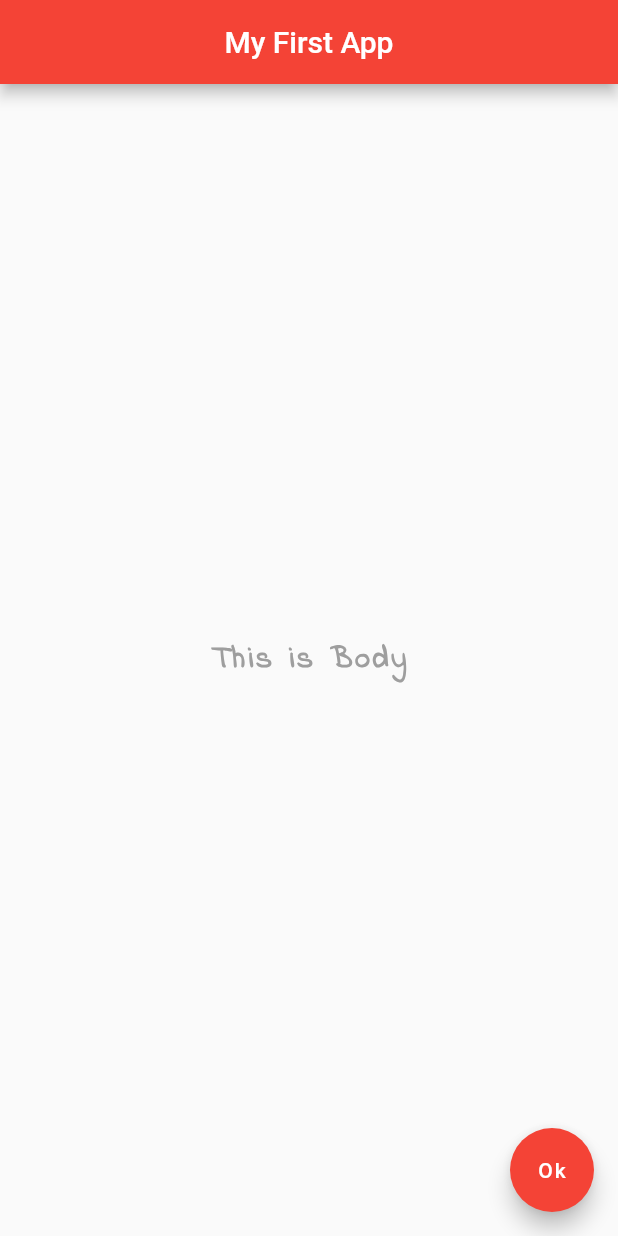
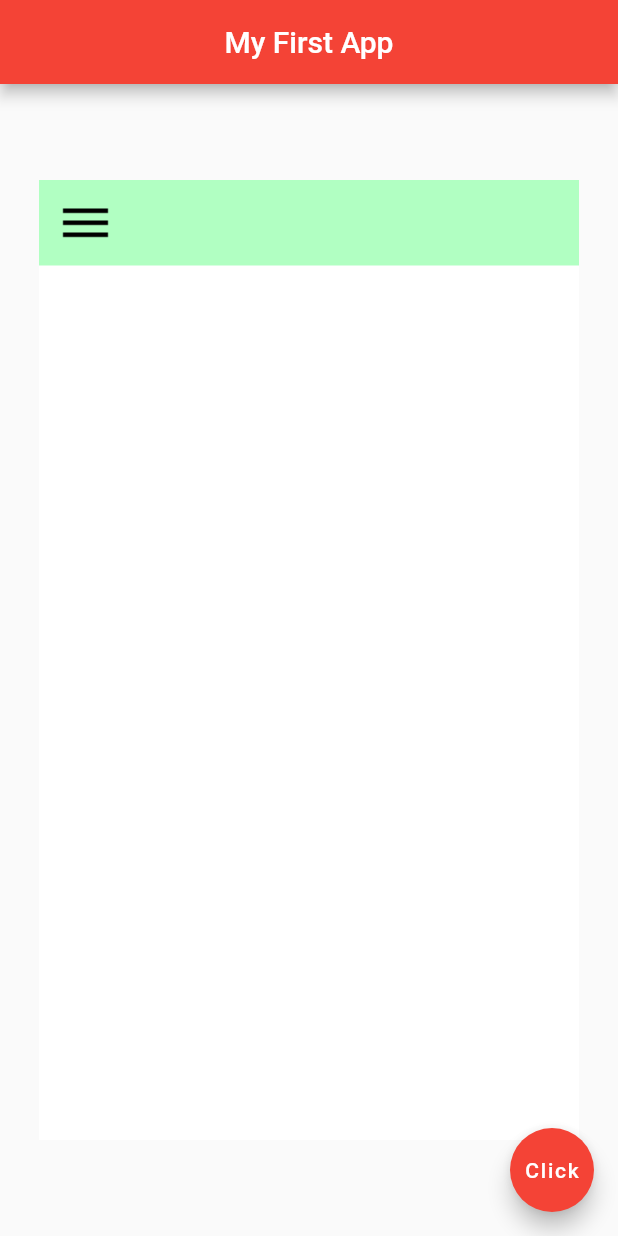
Before and after one commit to Monjur-Alam/Flutter-Beginner, a Flutter app: the screen it shows after launch, on a phone screen of 412 x 824 dp. Run offline on Flutter 3.47's test engine with Material 2 defaults, Android fonts, the phone set to English and light mode, and no system bars.

Commit message:
Images & Assets

```diff
--- a/lib/main.dart
+++ b/lib/main.dart
@@ -17,19 +17,14 @@ class Home extends StatelessWidget {
         backgroundColor: Colors.red[500],
       ),
       body: Center(
-        child: Text(
-          'This is Body',
-          style: TextStyle(
-            fontSize: 20.0,
-            fontWeight: FontWeight.bold,
-            letterSpacing: 2.0,
-            color: Colors.grey,
-            fontFamily: 'IndieFlower',
-          ),),
+        child: Image.asset('assets/a.png'),
+          // image: NetworkImage('https://image.winudf.com/v2/image/dHcudXJsLm9tZWdhLnNjcmVlbnNpemVfc2NyZWVuc2hvdHNfMV9lNTlhYWI4Zg/screen-1.jpg?fakeurl=1&type=.jpg'),
+          // image: AssetImage('assets/android.png'),
+        // ),
       ),
       floatingActionButton: FloatingActionButton(
         onPressed: () {},
-        child: Text('Ok'),
+        child: Text('Click'),
         backgroundColor: Colors.red[500],
       ),
     );
--- a/pubspec.yaml
+++ b/pubspec.yaml
@@ -45,9 +45,9 @@ flutter:
   uses-material-design: true
 
   # To add assets to your application, add an assets section, like this:
-  # assets:
-  #   - images/a_dot_burr.jpeg
-  #   - images/a_dot_ham.jpeg
+  assets:
+    - assets/
+#    - assets/screen.jpg
 
   # An image asset can refer to one or more resolution-specific "variants", see
   # https://flutter.dev/assets-and-images/#resolution-aware.
```
Also changed, not shown: assets/a.png (added), assets/android.png (added), assets/screen.jpg (added).
